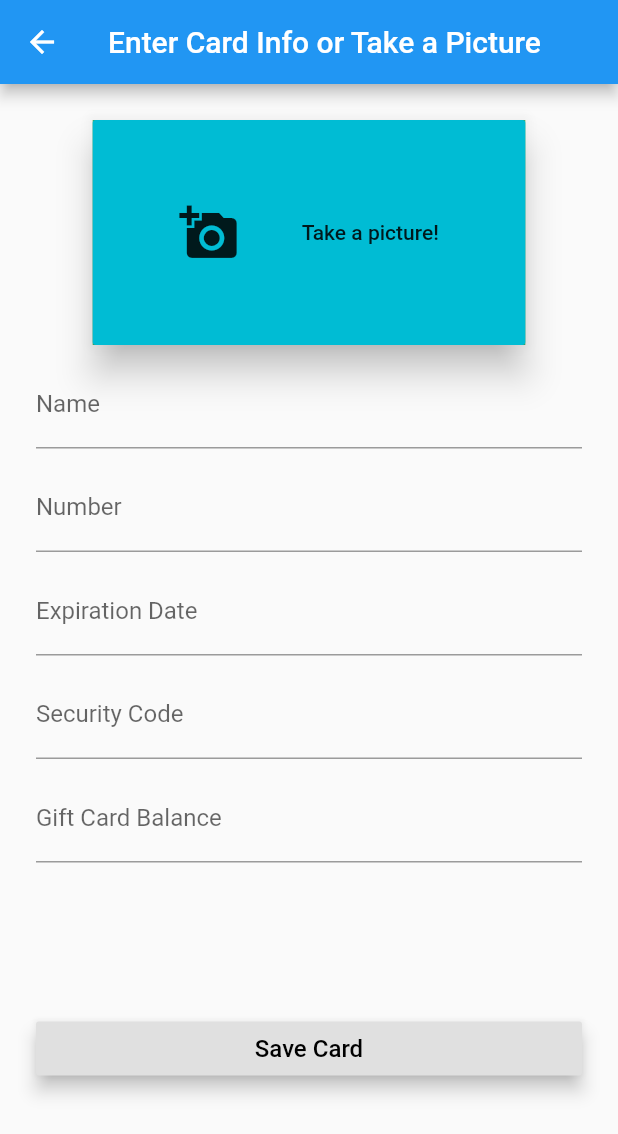
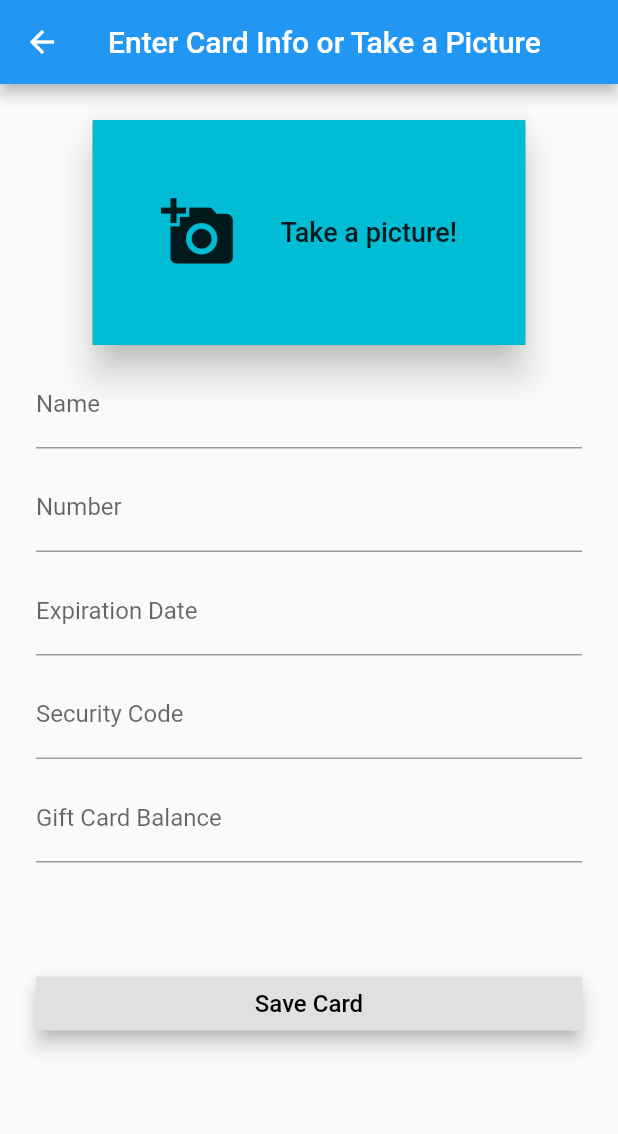
Before and after one commit to jonasccosta/Comp-225-Flutter-Giftcards, a Flutter app: the CreateNewCardScreen screen opened directly, on a phone screen of 412 x 824 dp. Shown: the top 1134 px of the screen. Run offline on Flutter 3.47's test engine with Material 2 defaults, Android fonts, the phone set to English and light mode, and no system bars; our stand-ins replace sqflite; missing offline and left inert: camera_camera; accounts and stored records are empty; network calls fail.

Commit message:
small changes to Create_New_Card_Screen layout

```diff
--- a/lib/Create_New_Card_Screen.dart
+++ b/lib/Create_New_Card_Screen.dart
@@ -270,7 +270,7 @@ class CreateNewCardScreenState extends State<CreateNewCardScreen> {
                 SizedBox(height: 10),
 
                 _buildBalanceField(),
-                SizedBox(height: 100),
+                SizedBox(height: 70),
 
                 RaisedButton(
                   elevation: 5,
@@ -355,8 +355,8 @@ class CreateNewCardScreenState extends State<CreateNewCardScreen> {
     else return Row(
           mainAxisAlignment: MainAxisAlignment.spaceEvenly,
           children: <Widget>[
-            Icon(Icons.add_a_photo, size: 40),
-            Text("Take a picture!"),
+            Icon(Icons.add_a_photo, size: 50),
+            Text("Take a picture!", style: TextStyle(fontSize: 18)),
           ]
       );
   }
--- a/lib/main.dart
+++ b/lib/main.dart
@@ -7,6 +7,6 @@ void main() async{
   WidgetsFlutterBinding.ensureInitialized();
   await DB.init();
   runApp(MaterialApp(
-      home: MyApp()
+      home: HomeScreen()
   ));
 }
```
